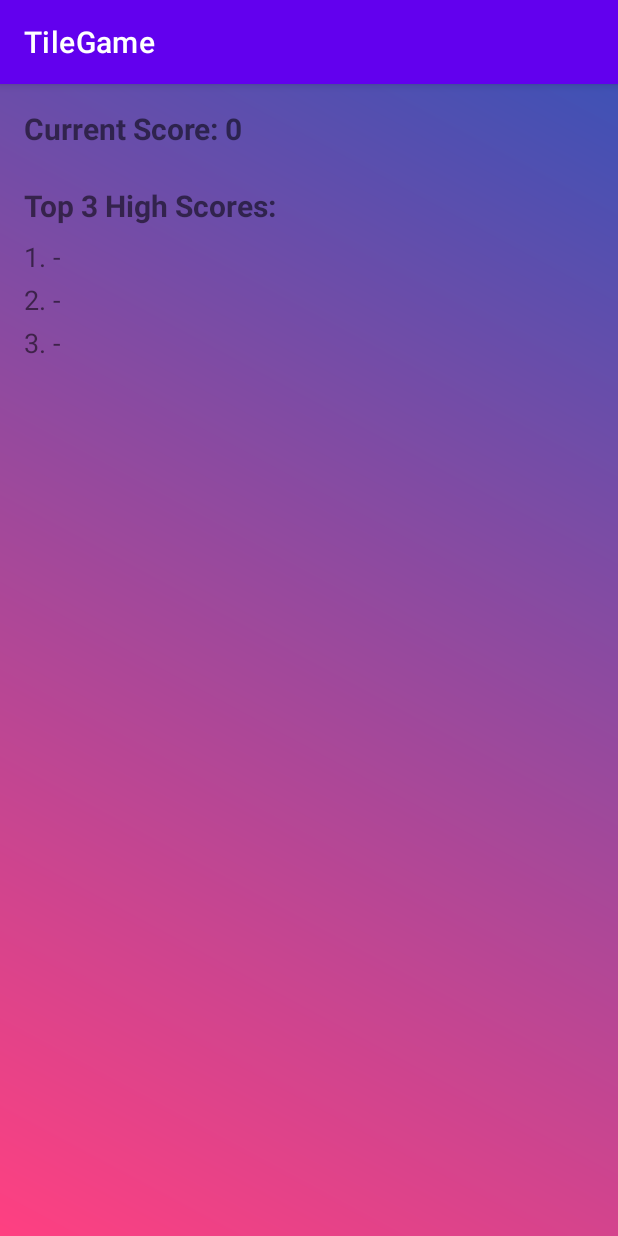
After one commit to arindhimar/TileMemoryGame, an Android app: the HighScoreActivity screen opened directly, with no data from a screen before it, on a phone screen of 412 x 824 dp. The commit adds this screen. Run offline under Robolectric (Android 15) with nearby library versions, the phone set to English and light mode, and no system bars.

Commit message:
done basic

```diff
--- a/app/build.gradle.kts
+++ b/app/build.gradle.kts
@@ -49,4 +49,6 @@ dependencies {
     testImplementation("junit:junit:4.13.2")
     androidTestImplementation("androidx.test.ext:junit:1.1.5")
     androidTestImplementation("androidx.test.espresso:espresso-core:3.5.1")
+    implementation ("com.google.code.gson:gson:2.8.8")
+
 }
--- /dev/null
+++ b/app/src/main/java/com/example/tilegame/HighScoreActivity.kt
@@ -0,0 +1,71 @@
+package com.example.tilegame
+
+import android.content.Context
+import android.content.Intent
+import android.os.Bundle
+import android.widget.TextView
+import androidx.appcompat.app.AppCompatActivity
+
+class HighScoreActivity : AppCompatActivity() {
+    override fun onCreate(savedInstanceState: Bundle?) {
+        super.onCreate(savedInstanceState)
+        setContentView(R.layout.activity_high_score)
+
+        // Retrieve current score from intent
+        val currentScore = intent.getIntExtra("score", 0)
+
+        // Display current score
+        val textCurrentScore: TextView = findViewById(R.id.text_current_score)
+        textCurrentScore.text = "Current Score: $currentScore"
+
+       displayHighScores()
+
+    }
+
+
+    override fun onBackPressed() {
+        super.onBackPressed()
+        val intent = Intent(this,WelcomeAcitvity::class.java)
+        startActivity(intent)
+    }
+
+
+    private fun displayHighScores() {
+        // Retrieve high scores from SharedPreferences
+        val sharedPreferences = getSharedPreferences("high_scores", Context.MODE_PRIVATE)
+        val topScores = sharedPreferences.getStringSet("scores", setOf()) ?: emptySet()
+
+        // Display top 3 high scores
+        val textScore1: TextView = findViewById(R.id.text_score1)
+        val textScore2: TextView = findViewById(R.id.text_score2)
+        val textScore3: TextView = findViewById(R.id.text_score3)
+
+        if (topScores.isNotEmpty()) {
+            val scoresList = topScores.map { it.split(" ") }
+            if (scoresList.isNotEmpty()) {
+                textScore1.text = "1. ${scoresList[0][0]} ${scoresList[0][1]}"
+            } else {
+                textScore1.text = "1. -"
+            }
+
+            if (scoresList.size > 1) {
+                textScore2.text = "2. ${scoresList[1][0]} ${scoresList[1][1]}"
+            } else {
+                textScore2.text = "2. -"
+            }
+
+            if (scoresList.size > 2) {
+                textScore3.text = "3. ${scoresList[2][0]} ${scoresList[2][1]}"
+            } else {
+                textScore3.text = "3. -"
+            }
+        } else {
+            // No high scores available
+            textScore1.text = "1. -"
+            textScore2.text = "2. -"
+            textScore3.text = "3. -"
+        }
+    }
+
+
+}
--- /dev/null
+++ b/app/src/main/res/layout/activity_high_score.xml
@@ -0,0 +1,58 @@
+<?xml version="1.0" encoding="utf-8"?>
+<ScrollView xmlns:android="http://schemas.android.com/apk/res/android"
+    android:layout_width="match_parent"
+    android:layout_height="match_parent"
+    android:background="@drawable/gradient_background">
+
+    <LinearLayout
+        android:layout_width="match_parent"
+        android:layout_height="wrap_content"
+        android:orientation="vertical"
+        android:padding="16dp">
+
+        <!-- Current Score -->
+        <TextView
+            android:id="@+id/text_current_score"
+            android:layout_width="match_parent"
+            android:layout_height="wrap_content"
+            android:text="Current Score:"
+            android:textSize="20sp"
+            android:textStyle="bold"
+            android:paddingBottom="8dp"/>
+
+        <!-- Top 3 High Scores -->
+        <TextView
+            android:id="@+id/text_top_scores"
+            android:layout_width="match_parent"
+            android:layout_height="wrap_content"
+            android:text="Top 3 High Scores:"
+            android:textSize="20sp"
+            android:textStyle="bold"
+            android:paddingTop="16dp"
+            android:paddingBottom="8dp"/>
+
+        <TextView
+            android:id="@+id/text_score1"
+            android:layout_width="match_parent"
+            android:layout_height="wrap_content"
+            android:text="1. -"
+            android:textSize="18sp"
+            android:paddingBottom="4dp"/>
+
+        <TextView
+            android:id="@+id/text_score2"
+            android:layout_width="match_parent"
+            android:layout_height="wrap_content"
+            android:text="2. -"
+            android:textSize="18sp"
+            android:paddingBottom="4dp"/>
+
+        <TextView
+            android:id="@+id/text_score3"
+            android:layout_width="match_parent"
+            android:layout_height="wrap_content"
+            android:text="3. -"
+            android:textSize="18sp"
+            android:paddingBottom="4dp"/>
+    </LinearLayout>
+</ScrollView>
--- a/app/src/main/res/layout/grid_item_layout.xml
+++ b/app/src/main/res/layout/grid_item_layout.xml
@@ -6,7 +6,8 @@
     android:text=""
     android:padding="10dp"
     android:layout_margin="2dp"
-    android:background="@color/teal_700"
-    android:textColor="@android:color/black"
+
+    android:textColor="@android:color/white"
     android:textSize="16sp"
+    style="?attr/materialButtonOutlinedStyle"
     android:gravity="center"/>
```
Also changed, not shown: app/src/main/AndroidManifest.xml (+12 -3 lines), app/src/main/java/com/example/tilegame/GameActivity2.kt (+138 -67 lines), app/src/main/java/com/example/tilegame/WelcomeAcitvity.kt (+13 -2 lines), app/src/main/res/layout/activity_game2.xml (+17 -3 lines), app/src/main/res/values/dimens.xml (added, +7 -0 lines).
